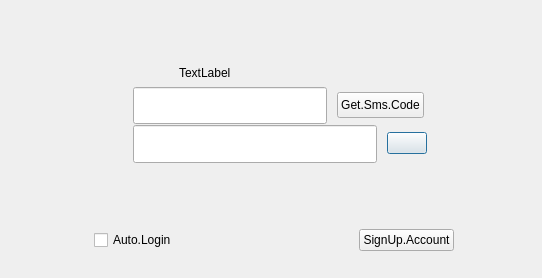
Old version of the form UI/forms/XLLoginDialog.ui in the repository gechangli/obs-studio.
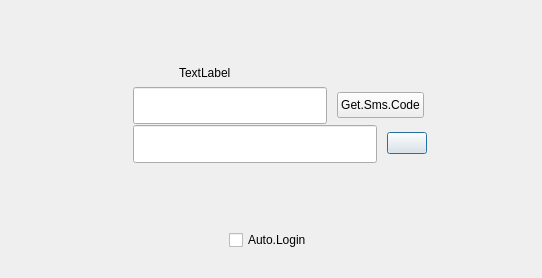
New version of the form. Icons and pictures are not drawn. Custom widgets are drawn as their Qt base class.

The edit to the form file:
```diff
--- a/UI/forms/XLLoginDialog.ui
+++ b/UI/forms/XLLoginDialog.ui
@@ -519,62 +519,6 @@
            </layout>
           </widget>
          </item>
-         <item alignment="Qt::AlignHCenter">
-          <widget class="XLClickableWidget" name="signUpWrapper" native="true">
-           <property name="sizePolicy">
-            <sizepolicy hsizetype="Preferred" vsizetype="Preferred">
-             <horstretch>0</horstretch>
-             <verstretch>0</verstretch>
-            </sizepolicy>
-           </property>
-           <property name="minimumSize">
-            <size>
-             <width>271</width>
-             <height>0</height>
-            </size>
-           </property>
-           <property name="maximumSize">
-            <size>
-             <width>271</width>
-             <height>16777215</height>
-            </size>
-           </property>
-           <layout class="QHBoxLayout" name="horizontalLayout_3">
-            <property name="spacing">
-             <number>0</number>
-            </property>
-            <property name="leftMargin">
-             <number>0</number>
-            </property>
-            <property name="topMargin">
-             <number>0</number>
-            </property>
-            <property name="rightMargin">
-             <number>0</number>
-            </property>
-            <property name="bottomMargin">
-             <number>0</number>
-            </property>
-            <item alignment="Qt::AlignHCenter|Qt::AlignVCenter">
-             <widget class="QPushButton" name="signUpButton">
-              <property name="sizePolicy">
-               <sizepolicy hsizetype="Fixed" vsizetype="Fixed">
-                <horstretch>0</horstretch>
-                <verstretch>0</verstretch>
-               </sizepolicy>
-              </property>
-              <property name="text">
-               <string>SignUp.Account</string>
-              </property>
-              <property name="icon">
-               <iconset resource="obs.qrc">
-                <normaloff>:/res/images/sign_up.png</normaloff>:/res/images/sign_up.png</iconset>
-              </property>
-             </widget>
-            </item>
-           </layout>
-          </widget>
-         </item>
         </layout>
        </widget>
       </item>
```
